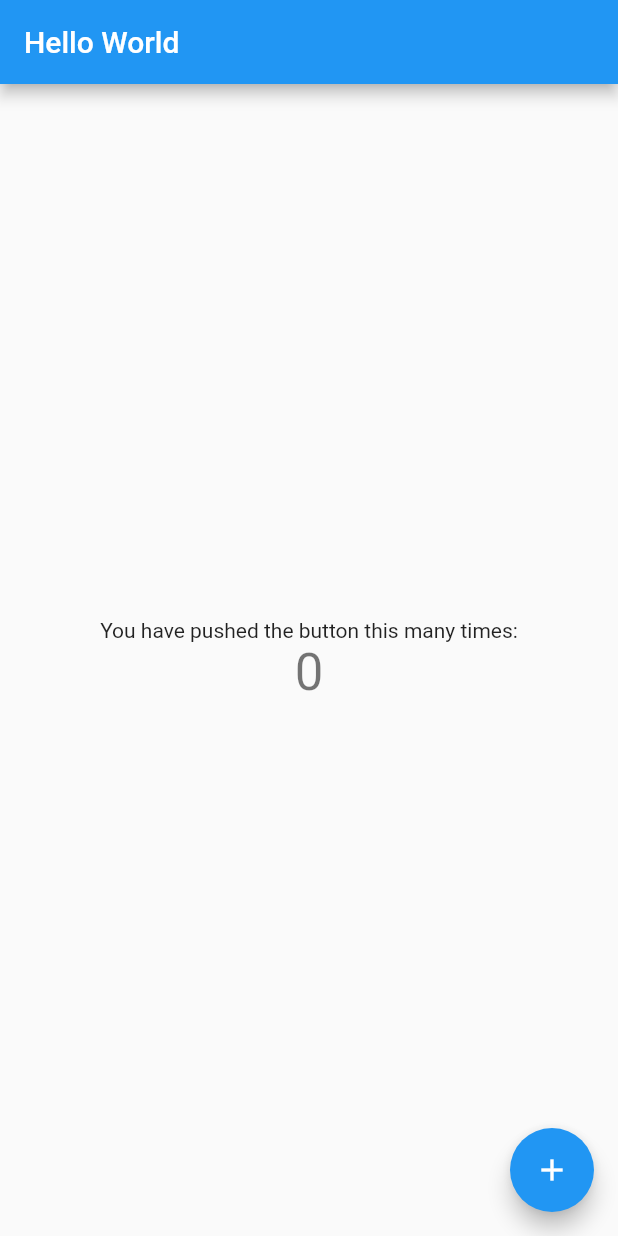
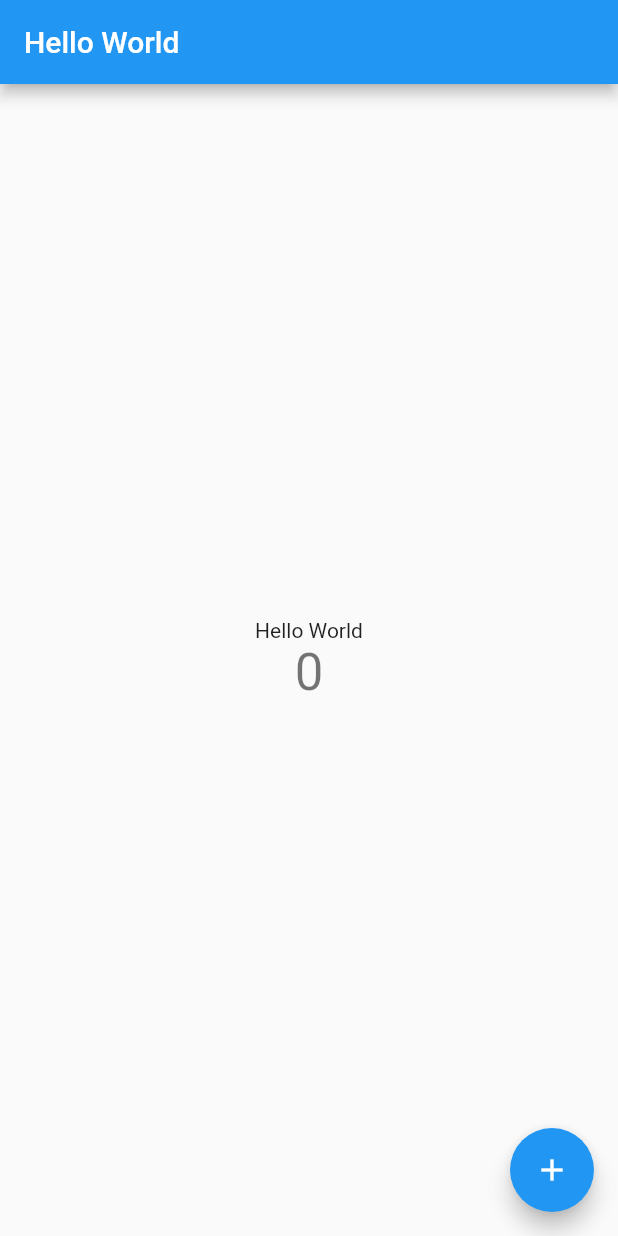
Before and after one commit to WhiteSpec/Tugas-1-Workshop-Mobile, a Flutter app: the screen it shows after launch, on a phone screen of 412 x 824 dp. Run offline on Flutter 3.47's test engine with Material 2 defaults, Android fonts, the phone set to English and light mode, and no system bars.

Commit message:
28 februari

```diff
--- a/lib/main.dart
+++ b/lib/main.dart
@@ -96,7 +96,7 @@ class _MyHomePageState extends State<MyHomePage> {
           mainAxisAlignment: MainAxisAlignment.center,
           children: <Widget>[
             const Text(
-              'You have pushed the button this many times:',
+              'Hello World',
             ),
             Text(
               '$_counter',
```
